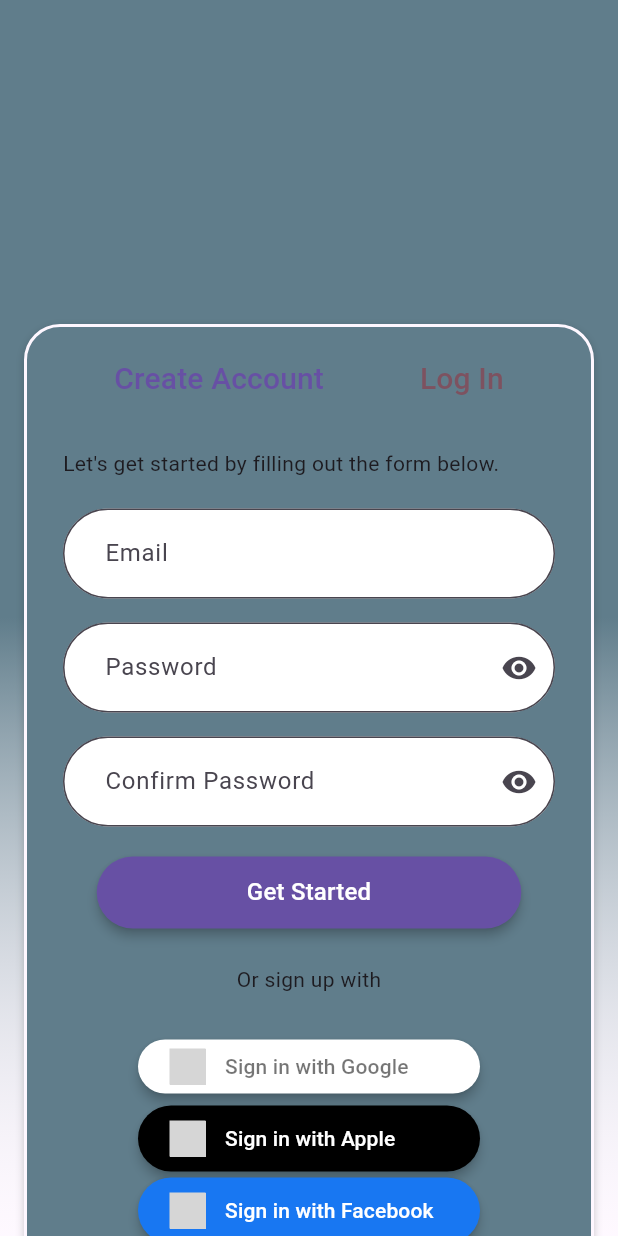
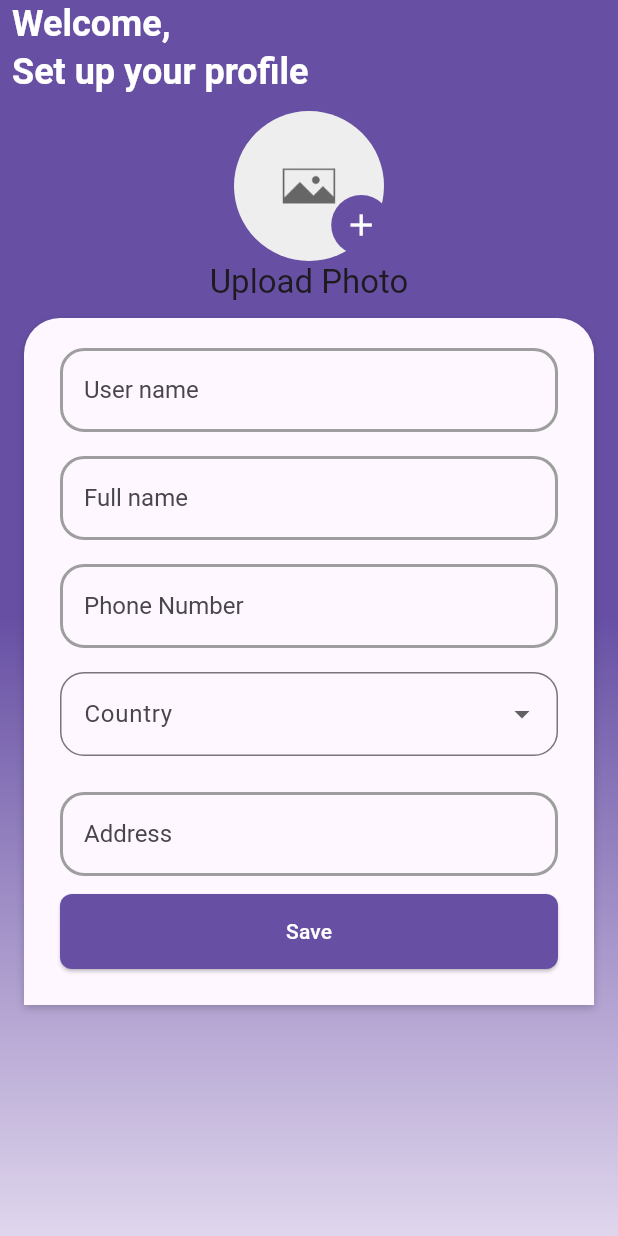
Before and after one commit to MahmoudElhoseny9/co_worky, a Flutter app: the screen it shows after launch, on a phone screen of 412 x 824 dp. Run offline on Flutter 3.47's test engine with Material 3 defaults, Android fonts, the phone set to English and light mode, and no system bars; our stand-ins replace firebase_core, flutter_signin_button, image_picker; accounts and stored records are empty; Roboto replaces fonts that are missing (Acronym); grey boxes are pictures that could not be loaded.

Commit message:
add extaInfo page

```diff
--- a/lib/main.dart
+++ b/lib/main.dart
@@ -1,5 +1,5 @@
 //import 'package:co_worky/presentation/pages/auth_page.dart';
-import 'package:co_worky/presentation/pages/auth_page.dart';
+import 'package:co_worky/presentation/pages/extra_info_page.dart';
 import 'package:co_worky/route_generator.dart';
 import 'package:firebase_core/firebase_core.dart';
 import 'package:flutter/material.dart';
@@ -19,7 +19,7 @@
       debugShowCheckedModeBanner: false,
       initialRoute: '/',
       onGenerateRoute: RouteGenerator.generateRoute,
-      home: AuthPage(),
+      home: ExtraInfoPage(),
     );
   }
 }
--- /dev/null
+++ b/lib/presentation/pages/extra_info_page.dart
@@ -0,0 +1,269 @@
+import 'dart:io';
+
+import 'package:co_worky/presentation/widgets/custom_button.dart';
+import 'package:co_worky/presentation/widgets/edit_profile_text_field.dart';
+import 'package:flutter/material.dart';
+import 'package:image_picker/image_picker.dart';
+
+class ExtraInfoPage extends StatefulWidget {
+  const ExtraInfoPage({super.key});
+
+  @override
+  State<ExtraInfoPage> createState() => _ExtraInfoPageState();
+}
+
+class _ExtraInfoPageState extends State<ExtraInfoPage> {
+  String? selectedCountry;
+  String? selectedState;
+  final _userController = TextEditingController();
+  final _nameController = TextEditingController();
+  final _phoneController = TextEditingController();
+  final _addressController = TextEditingController();
+  File? _imageFile;
+  final GlobalKey<FormState> _formKey = GlobalKey<FormState>();
+  @override
+  Widget build(BuildContext context) {
+    return SafeArea(
+      child: Scaffold(
+        body: Container(
+          alignment: const AlignmentDirectional(0, -1),
+          height: double.infinity,
+          decoration: BoxDecoration(
+            gradient: LinearGradient(
+              stops: const [0, 0.5],
+              begin: const AlignmentDirectional(0, 1),
+              end: const AlignmentDirectional(0, -1),
+              colors: [
+                Theme.of(context).primaryColor.withOpacity(0.2),
+                Theme.of(context).primaryColor,
+              ],
+            ),
+          ),
+          child: SingleChildScrollView(
+            child: Padding(
+              padding: const EdgeInsets.symmetric(horizontal: 8.0),
+              child: Column(
+                crossAxisAlignment: CrossAxisAlignment.start,
+                children: [
+                  Text(
+                    'Welcome, \nSet up your profile',
+                    style: Theme.of(context).textTheme.headlineSmall!.copyWith(
+                          color: Colors.white,
+                          fontWeight: FontWeight.bold,
+                        ),
+                  ),
+                  const SizedBox(
+                    height: 10,
+                  ),
+                  Stack(
+                    alignment: Alignment.bottomRight,
+                    children: [
+                      Align(
+                        alignment: const Alignment(0, 0),
+                        child: _imageFile != null
+                            ? Container(
+                                width: 100,
+                                height: 100,
+                                decoration: BoxDecoration(
+                                  shape: BoxShape.circle,
+                                  image: DecorationImage(
+                                    image: FileImage(_imageFile!),
+                                    fit: BoxFit.cover,
+                                  ),
+                                ),
+                              )
+                            : Container(
+                                width: 100,
+                                height: 100,
+                                decoration: const BoxDecoration(
+                                  shape: BoxShape.circle,
+                                  image: DecorationImage(
+                                    image: AssetImage('assets/no_photo.jpg'),
+                                    fit: BoxFit.cover,
+                                  ),
+                                ),
+                              ),
+                      ),
+                      Align(
+                        alignment: const Alignment(0.2, 0),
+                        child: IconButton.filled(
+                          onPressed: _pickImage,
+                          style: IconButton.styleFrom(
+                            backgroundColor: Theme.of(context).primaryColor,
+                          ),
+                          icon: const Icon(Icons.add),
+                        ),
+                      ),
+                    ],
+                  ),
+                  SizedBox(
+                    width: double.infinity,
+                    child: Text(
+                      'Upload Photo',
+                      style: Theme.of(context).textTheme.titleLarge,
+                      textAlign: TextAlign.center,
+                    ),
+                  ),
+                  const SizedBox(
+                    height: 10,
+                  ),
+                  Padding(
+                    padding: const EdgeInsets.symmetric(horizontal: 8.0),
+                    child: Container(
+                      width: double.infinity,
+                      decoration: BoxDecoration(
+                        boxShadow: const [
+                          BoxShadow(
+                            blurRadius: 4,
+                            color: Color(0x33000000),
+                            offset: Offset(
+                              0,
+                              2,
+                            ),
+                          ),
+                        ],
+                        color: Theme.of(context).colorScheme.surface,
+                        borderRadius: const BorderRadius.only(
+                          topLeft: Radius.circular(24),
+                          topRight: Radius.circular(24),
+                        ),
+                      ),
+                      child: Form(
+                        key: _formKey,
+                        child:  Padding(
+                                padding: const EdgeInsets.all(16.0),
+                                child: Column(
+                                  children: [
+                                    EditProfileTextField(
+                                      controller: _userController,
+                                      labelText: 'User name',
+                                      keyboardType: TextInputType.name,
+                                      validator: (value) {
+                                        if (value!.isEmpty) {
+                                          return 'Please enter your user name';
+                                        } else {
+                                          return null;
+                                        }
+                                      },
+                                    ),
+                                    const SizedBox(
+                                      height: 8,
+                                    ),
+                                    EditProfileTextField(
+                                      controller: _nameController,
+                                      labelText: 'Full name',
+                                      keyboardType: TextInputType.name,
+                                      validator: (value) {
+                                        if (value!.isEmpty) {
+                                          return 'Please enter your Full Name';
+                                        } else {
+                                          return null;
+                                        }
+                                      },
+                                    ),
+                                    const SizedBox(
+                                      height: 8,
+                                    ),
+                                    EditProfileTextField(
+                                      controller: _phoneController,
+                                      labelText: "Phone Number",
+                                      keyboardType: TextInputType.phone,
+                                      validator: (value) {
+                                        if (value!.isEmpty) {
+                                          return 'Please enter your Phone number';
+                                        } else {
+                                          return null;
+                                        }
+                                      },
+                                    ),
+                                    const SizedBox(
+                                      height: 8,
+                                    ),
+                                    Padding(
+                                      padding:
+                                          const EdgeInsetsDirectional.fromSTEB(
+                                              8, 4, 8, 4),
+                                      child: DropdownButtonFormField<String>(
+                                        validator: (value) {
+                                          if (value == null || value.isEmpty) {
+                                            return 'Please select your country';
+                                          } else {
+                                            return null;
+                                          }
+                                        },
+                                        decoration: InputDecoration(
+                                          border: OutlineInputBorder(
+                                            borderSide: const BorderSide(
+                                              width: 2,
+                                            ),
+                                            borderRadius:
+                                                BorderRadius.circular(16),
+                                          ),
+                                          labelText: "Country",
+                                        ),
+                                        value: selectedCountry,
+                                        onChanged: (String? newValue) {
+                                          setState(() {
+                                            selectedCountry = newValue;
+                                          });
+                                        },
+                                        items: ["co-worker", "user"]
+                                            .map((String country) {
+                                          return DropdownMenuItem<String>(
+                                            value: country,
+                                            child: Text(country),
+                                          );
+                                        }).toList(),
+                                      ),
+                                    ),
+                                    const SizedBox(
+                                      height: 8,
+                                    ),
+                                    const SizedBox(
+                                      height: 8,
+                                    ),
+                                    EditProfileTextField(
+                                      controller: _addressController,
+                                      labelText: "Address",
+                                      keyboardType: TextInputType.text,
+                                      validator: (value) {
+                                        if (value!.isEmpty) {
+                                          return 'Please enter your address';
+                                        } else {
+                                          return null;
+                                        }
+                                      },
+                                    ),
+                                    CustomButton(
+                                      backgroundColor:
+                                          Theme.of(context).primaryColor,
+                                      textColor: Colors.white,
+                                      text: "Save",
+                                      onPressed: () {},
+                                    ),
+                                  ],
+                                ),
+                              ),
+                      ),
+                    ),
+                  ),
+                ],
+              ),
+            ),
+          ),
+        ),
+      ),
+    );
+  }
+
+  Future<void> _pickImage() async {
+    final ImagePicker picker = ImagePicker();
+    final XFile? image = await picker.pickImage(source: ImageSource.gallery);
+
+    if (image != null) {
+      setState(() {
+        _imageFile = File(image.path);
+      });
+    }
+  }
+}
--- a/lib/presentation/widgets/auth_widgets/signup_form.dart
+++ b/lib/presentation/widgets/auth_widgets/signup_form.dart
@@ -7,7 +7,7 @@
   @override
   Widget build(BuildContext context) {
     return Padding(
-      padding: const EdgeInsets.symmetric(
+      padding: EdgeInsets.symmetric(
         horizontal: 24,
         vertical: 16,
       ),
@@ -104,16 +104,31 @@
             const SizedBox(
               height: 20,
             ),
-            FilledButton(
-              onPressed: () {},
-              style: FilledButton.styleFrom(
-                backgroundColor: Theme.of(context).primaryColor,
-                padding:
-                    const EdgeInsets.symmetric(horizontal: 100, vertical: 12),
-                textStyle: Theme.of(context).textTheme.titleMedium,
-                elevation: 3,
+            // her signup as user or co-work
+            DropdownButtonFormField<String>(
+              items: ["co-worker", "user"].map((String value) {
+                return DropdownMenuItem(
+                  value: value,
+                  child: Text(value),
+                );
+              }).toList(),
+              onChanged: (String? newValue) {
+                // Handle the selected item
+              },
+              decoration: InputDecoration(
+                filled: true,
+                fillColor: Theme.of(context).colorScheme.onPrimary,
+                contentPadding:
+                    const EdgeInsets.symmetric(horizontal: 24, vertical: 18),
+                labelText: 'Sign up as',
+                border: OutlineInputBorder(
+                  borderSide: BorderSide(
+                    width: 2,
+                    color: Colors.black12.withOpacity(0.5),
+                  ),
+                  borderRadius: BorderRadius.circular(40),
+                ),
               ),
-              child: const Text('Get Started'),
             ),
             const SizedBox(
               height: 24,
--- /dev/null
+++ b/lib/presentation/widgets/custom_button.dart
@@ -0,0 +1,54 @@
+import 'package:flutter/material.dart';
+
+class CustomButton extends StatelessWidget {
+  final String text; // Variable for button text
+  final Color textColor; // Variable for text color
+  final Color backgroundColor; // Variable for background color
+  final Color? borderColor; // Variable for background color
+  final Function() onPressed; // Function to execute on button press
+  final double? width; // Optional variable for button width
+  final double? height; // Optional variable for button height
+  final IconData? icon; // Optional variable for button icon
+
+  const CustomButton({
+    required this.text,
+    required this.textColor,
+    required this.backgroundColor,
+    this.borderColor,
+    required this.onPressed,
+    this.width, // Optional width parameter
+    this.height,
+    this.icon,
+    super.key,
+  });
+
+  @override
+  Widget build(BuildContext context) {
+    return Container(
+      //margin: const EdgeInsets.all(8),
+      padding: const EdgeInsets.all(8),
+      child: ElevatedButton.icon(
+        onPressed: onPressed,
+        style: ElevatedButton.styleFrom(
+          minimumSize: Size(width ?? double.infinity, height ?? 50.0),
+          backgroundColor: backgroundColor,
+          foregroundColor: textColor, //text color
+          shape: RoundedRectangleBorder(
+            borderRadius: BorderRadius.circular(8),
+            side: borderColor != null
+                ? // Check if borderColor is not null
+                BorderSide(color: borderColor!)
+                : // Use null-safe operator
+                BorderSide.none,
+          ),
+        ),
+        label: Text(text), // Set button text
+        icon: icon != null
+            ? Icon(icon, color: textColor)
+            : const SizedBox(
+                width: 0,
+              ),
+      ),
+    );
+  }
+}
--- /dev/null
+++ b/lib/presentation/widgets/edit_profile_text_field.dart
@@ -0,0 +1,71 @@
+import 'package:flutter/material.dart';
+
+class EditProfileTextField extends StatelessWidget {
+  final String labelText; // Label text for the field
+  final String hintText; // Optional hint text (can be empty string "")
+  final TextInputType keyboardType; // Optional keyboard type
+  final String? Function(String?)? validator; // Optional validator function
+  final TextEditingController? controller;
+  const EditProfileTextField({
+    super.key,
+    required this.labelText,
+    this.hintText = "",
+    required this.keyboardType,
+    this.validator,
+    this.controller,
+  });
+
+  @override
+  Widget build(BuildContext context) {
+    return Padding(
+      padding: const EdgeInsetsDirectional.fromSTEB(8, 4, 8, 4),
+      child: TextFormField(
+        controller: controller,
+        validator: validator,
+        autofocus: false,
+        obscureText: false,
+        decoration: InputDecoration(
+          labelText: labelText,
+          labelStyle: const TextStyle(
+            fontFamily: 'Acronym',
+            letterSpacing: 0,
+          ),
+          hintText: hintText,
+          enabledBorder: OutlineInputBorder(
+            borderSide: const BorderSide(
+              color: Colors.grey,
+              width: 2,
+            ),
+            borderRadius: BorderRadius.circular(16),
+          ),
+          focusedBorder: OutlineInputBorder(
+            borderSide: BorderSide(
+              color: Theme.of(context).primaryColor,
+              width: 2,
+            ),
+            borderRadius: BorderRadius.circular(16),
+          ),
+          errorBorder: OutlineInputBorder(
+            borderSide: const BorderSide(
+              color: Colors.red,
+              width: 2,
+            ),
+            borderRadius: BorderRadius.circular(16),
+          ),
+          focusedErrorBorder: OutlineInputBorder(
+            borderSide: BorderSide(
+              color: Theme.of(context).colorScheme.error,
+              width: 2,
+            ),
+            borderRadius: BorderRadius.circular(24),
+          ),
+        ),
+        style: const TextStyle(
+          fontFamily: 'Acronym',
+          letterSpacing: 0,
+        ),
+        keyboardType: keyboardType,
+      ),
+    );
+  }
+}
--- a/pubspec.yaml
+++ b/pubspec.yaml
@@ -67,9 +67,8 @@
   uses-material-design: true
 
   # To add assets to your application, add an assets section, like this:
-  # assets:
-  #   - images/a_dot_burr.jpeg
-  #   - images/a_dot_ham.jpeg
+  assets:
+    - assets/
 
   # An image asset can refer to one or more resolution-specific "variants", see
   # https://flutter.dev/assets-and-images/#resolution-aware
```
Also changed, not shown: assets/no_photo.jpg (added), 1 other file.
